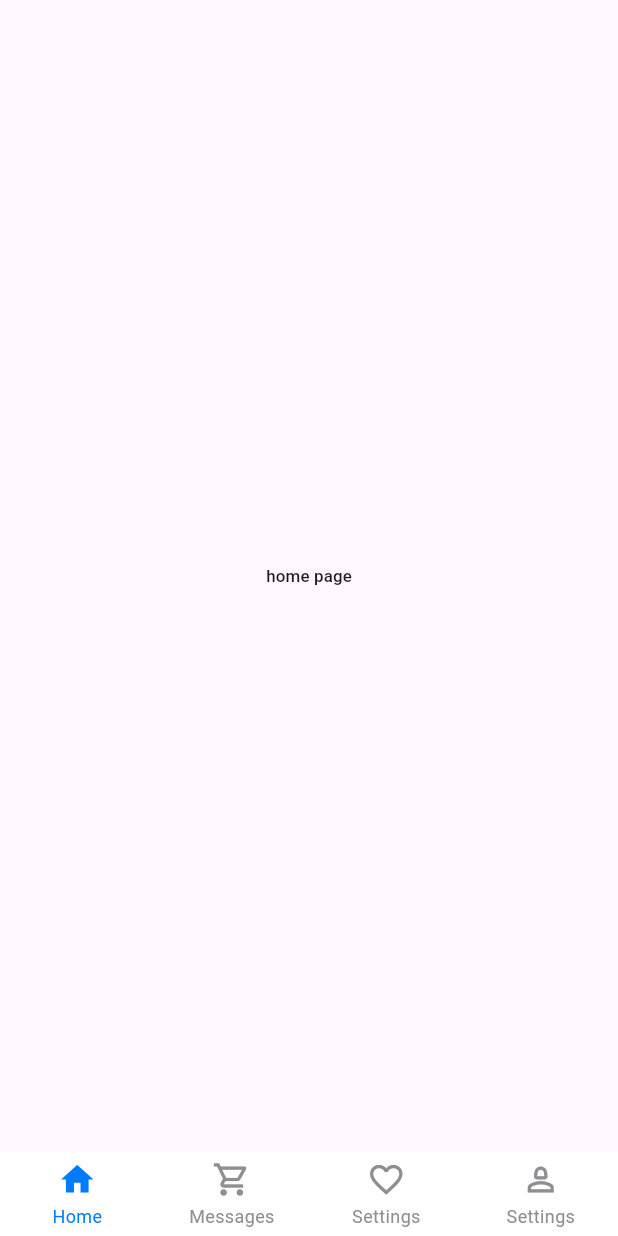
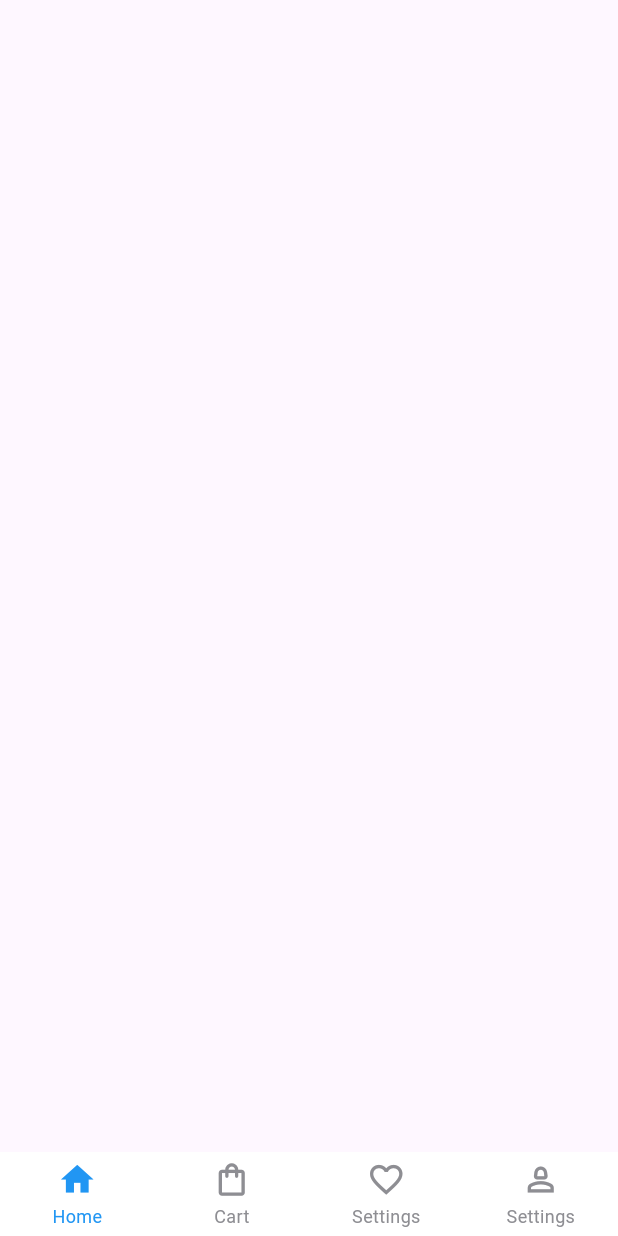
Before and after one commit to AbdullahYasser14/E-Commerce-app, a Flutter app: the screen it shows after launch, on a phone screen of 412 x 824 dp. Run offline on Flutter 3.47's test engine with Material 3 defaults, Android fonts, the phone set to English and light mode, and no system bars; drawn by our look-alikes of persistent_bottom_nav_bar_v2; our stand-ins replace flutter_screenutil.

Commit message:
handle Custom bottom nav bar Icons

```diff
--- a/lib/main.dart
+++ b/lib/main.dart
@@ -1,5 +1,4 @@
 import 'package:ecommerce_app/views/pages/custom_bottom_nav_bar.dart';
-import 'package:ecommerce_app/views/pages/home_page.dart';
 import 'package:flutter/material.dart';
 import 'package:flutter_screenutil/flutter_screenutil.dart';
 
--- /dev/null
+++ b/lib/utilities/asset_app.dart
@@ -0,0 +1,3 @@
+class AssetApp {
+  static String ProfilePhoto = "assets/images/profile.jpg";
+}
--- a/lib/views/pages/custom_bottom_nav_bar.dart
+++ b/lib/views/pages/custom_bottom_nav_bar.dart
@@ -31,26 +31,34 @@ class _CustomBottomNavBarState extends State<CustomBottomNavBar> {
         tabs: [
           PersistentTabConfig(
             screen: const HomePage(),
-            item: ItemConfig(icon: const Icon(Icons.home), title: "Home"),
+            item: ItemConfig(
+              activeForegroundColor: Colors.blue,
+              icon: const Icon(Icons.home),
+              inactiveIcon: const Icon(Icons.home_outlined),
+              title: "Home",
+            ),
           ),
           PersistentTabConfig(
             screen: const CartPage(),
             item: ItemConfig(
-              icon: const Icon(Icons.shopping_cart_outlined),
-              title: "Messages",
+              inactiveIcon: const Icon(Icons.shopping_bag_outlined),
+              icon: const Icon(Icons.shopping_bag),
+              title: "Cart",
             ),
           ),
           PersistentTabConfig(
             screen: const FavoritePage(),
             item: ItemConfig(
-              icon: const Icon(Icons.favorite_border),
+              inactiveIcon: const Icon(Icons.favorite_border_outlined),
+              icon: const Icon(Icons.favorite),
               title: "Settings",
             ),
           ),
           PersistentTabConfig(
             screen: const ProfilePage(),
             item: ItemConfig(
-              icon: const Icon(Icons.person_2_outlined),
+              icon: const Icon(Icons.person_2),
+              inactiveIcon: const Icon(Icons.person_2_outlined),
               title: "Settings",
             ),
           ),
--- a/lib/views/pages/home_page.dart
+++ b/lib/views/pages/home_page.dart
@@ -1,4 +1,6 @@
+import 'package:ecommerce_app/utilities/asset_app.dart';
 import 'package:flutter/material.dart';
+import 'package:flutter_screenutil/flutter_screenutil.dart';
 
 class HomePage extends StatelessWidget {
   const HomePage({super.key});
@@ -6,8 +8,14 @@ class HomePage extends StatelessWidget {
   @override
   Widget build(BuildContext context) {
     return Scaffold(
-      body: Center(
-        child: Text("home page", style: Theme.of(context).textTheme.labelLarge),
+      body: SafeArea(
+        child: Padding(
+          padding: const EdgeInsets.symmetric(horizontal: 16.0),
+          child: SingleChildScrollView(child: Column(children: [
+
+              ],
+            )),
+        ),
       ),
     );
   }
--- a/pubspec.yaml
+++ b/pubspec.yaml
@@ -23,6 +23,7 @@ dev_dependencies:
 flutter:
   uses-material-design: true
   # To add assets to your application, add an assets section, like this:
-  # assets:
-  #   - images/a_dot_burr.jpeg
+  assets:
+    - assets/images/
+
   #   - images/a_dot_ham.jpeg
```
Also changed, not shown: assets/images/profile.jpg (added).
